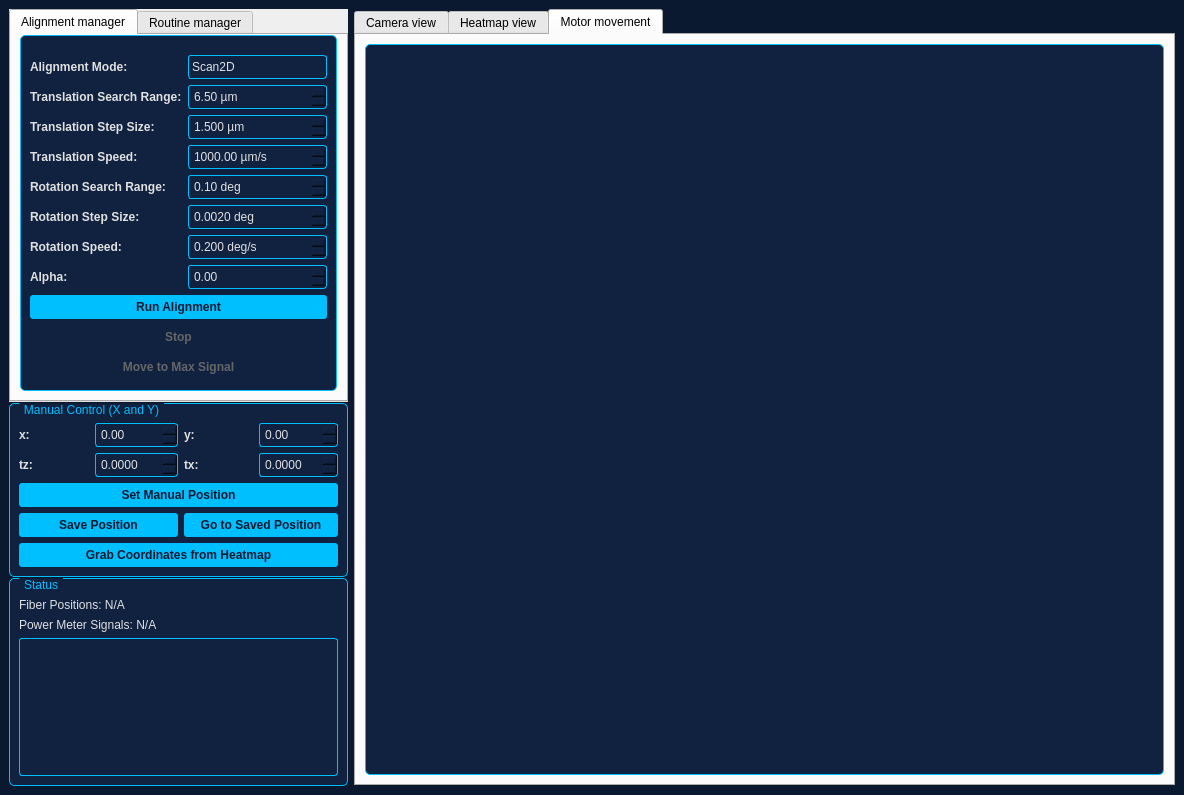
Above: main_window.ui from InspekSolutions/Automatic-Alignment-Controller-Script before the change. Below: the same form after it.
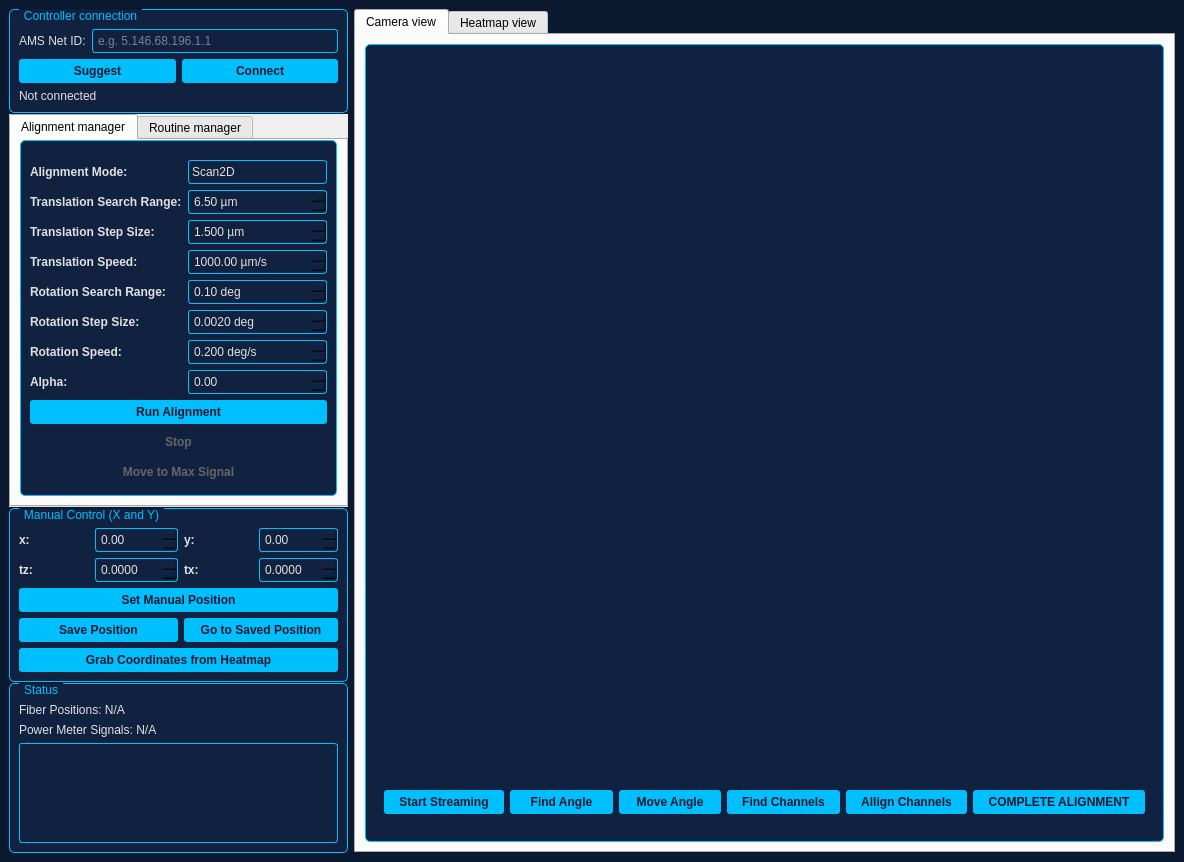
That is the form after the change. The open tabs and pages were chosen to show the change. Icons and pictures are not drawn.

Patch:
```diff
--- a/main_window.ui
+++ b/main_window.ui
@@ -100,6 +100,13 @@
 }
 QScrollBar::add-line:vertical, QScrollBar::sub-line:vertical {
     height: 0px;
+}
+QLineEdit {
+    background-color: #112240;
+    color: #E0E0E0;
+    border: 1px solid #00BFFF;
+    border-radius: 3px;
+    padding: 3px;
 }</string>
   </property>
   <widget class="QWidget" name="centralwidget">
@@ -118,6 +125,54 @@
       <property name="leftMargin">
        <number>0</number>
       </property>
+      <item>
+       <widget class="QGroupBox" name="connection_group">
+        <property name="title">
+         <string>Controller connection</string>
+        </property>
+        <layout class="QFormLayout" name="connection_form">
+         <item row="0" column="0">
+          <widget class="QLabel" name="ams_net_id_label">
+           <property name="text">
+            <string>AMS Net ID:</string>
+           </property>
+          </widget>
+         </item>
+         <item row="0" column="1">
+          <widget class="QLineEdit" name="ams_net_id_input">
+           <property name="placeholderText">
+            <string>e.g. 5.146.68.196.1.1</string>
+           </property>
+          </widget>
+         </item>
+         <item row="1" column="0" colspan="2">
+          <layout class="QHBoxLayout" name="connection_buttons_layout">
+           <item>
+            <widget class="QPushButton" name="suggest_ip_button">
+             <property name="text">
+              <string>Suggest</string>
+             </property>
+            </widget>
+           </item>
+           <item>
+            <widget class="QPushButton" name="connect_button">
+             <property name="text">
+              <string>Connect</string>
+             </property>
+            </widget>
+           </item>
+          </layout>
+         </item>
+         <item row="2" column="0" colspan="2">
+          <widget class="QLabel" name="connection_status_label">
+           <property name="text">
+            <string>Not connected</string>
+           </property>
+          </widget>
+         </item>
+        </layout>
+       </widget>
+      </item>
       <item>
        <widget class="QTabWidget" name="tabWidget_2">
         <property name="sizePolicy">
@@ -1100,47 +1155,6 @@
           </item>
          </layout>
         </widget>
-        <widget class="QWidget" name="motor_tab">
-         <property name="sizePolicy">
-          <sizepolicy hsizetype="Preferred" vsizetype="Preferred">
-           <horstretch>0</horstretch>
-           <verstretch>0</verstretch>
-          </sizepolicy>
-         </property>
-         <attribute name="title">
-          <string>Motor movement</string>
-         </attribute>
-         <layout class="QVBoxLayout" name="verticalLayout">
-          <item>
-           <widget class="QGroupBox" name="position_evolution_group">
-            <property name="sizePolicy">
-             <sizepolicy hsizetype="MinimumExpanding" vsizetype="Preferred">
-              <horstretch>0</horstretch>
-              <verstretch>0</verstretch>
-             </sizepolicy>
-            </property>
-            <property name="autoFillBackground">
-             <bool>false</bool>
-            </property>
-            <layout class="QVBoxLayout" name="visualization_layout">
-             <property name="sizeConstraint">
-              <enum>QLayout::SetDefaultConstraint</enum>
-             </property>
-             <item>
-              <widget class="QWidget" name="canvas" native="true">
-               <property name="sizePolicy">
-                <sizepolicy hsizetype="Preferred" vsizetype="Preferred">
-                 <horstretch>0</horstretch>
-                 <verstretch>0</verstretch>
-                </sizepolicy>
-               </property>
-              </widget>
-             </item>
-            </layout>
-           </widget>
-          </item>
-         </layout>
-        </widget>
        </widget>
       </item>
      </layout>
```
